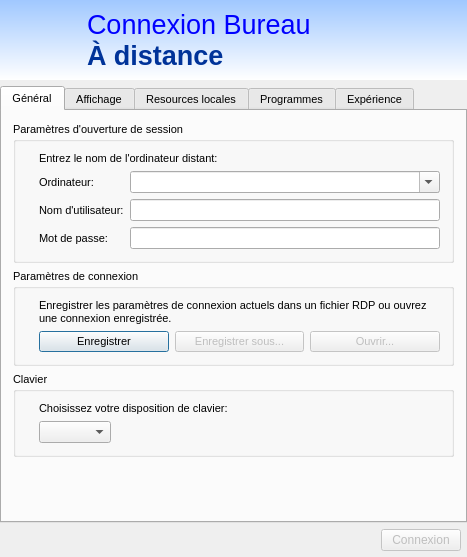
Before: the Qt Designer form maindialog.ui in robin-thoni/rd-launcher, drawn with Qt 5.
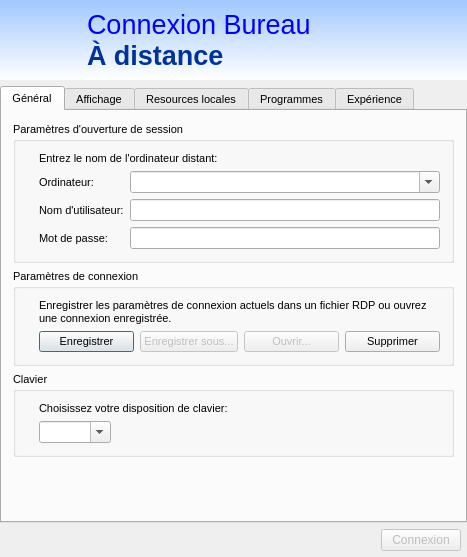
After: the same form once the commit is applied. Icons and pictures are not drawn.

```diff
--- a/maindialog.ui
+++ b/maindialog.ui
@@ -241,7 +241,14 @@
             </property>
            </widget>
           </item>
-          <item row="0" column="1" colspan="3">
+          <item row="1" column="4">
+           <widget class="QPushButton" name="btnRemoveSession">
+            <property name="text">
+             <string>Supprimer</string>
+            </property>
+           </widget>
+          </item>
+          <item row="0" column="1" colspan="4">
            <widget class="QLabel" name="label_7">
             <property name="text">
              <string>Enregistrer les paramètres de connexion actuels dans un fichier RDP ou ouvrez une connexion enregistrée.</string>
@@ -284,6 +291,9 @@
               <verstretch>0</verstretch>
              </sizepolicy>
             </property>
+            <property name="editable">
+             <bool>true</bool>
+            </property>
             <property name="sizeAdjustPolicy">
              <enum>QComboBox::AdjustToContents</enum>
             </property>
```
